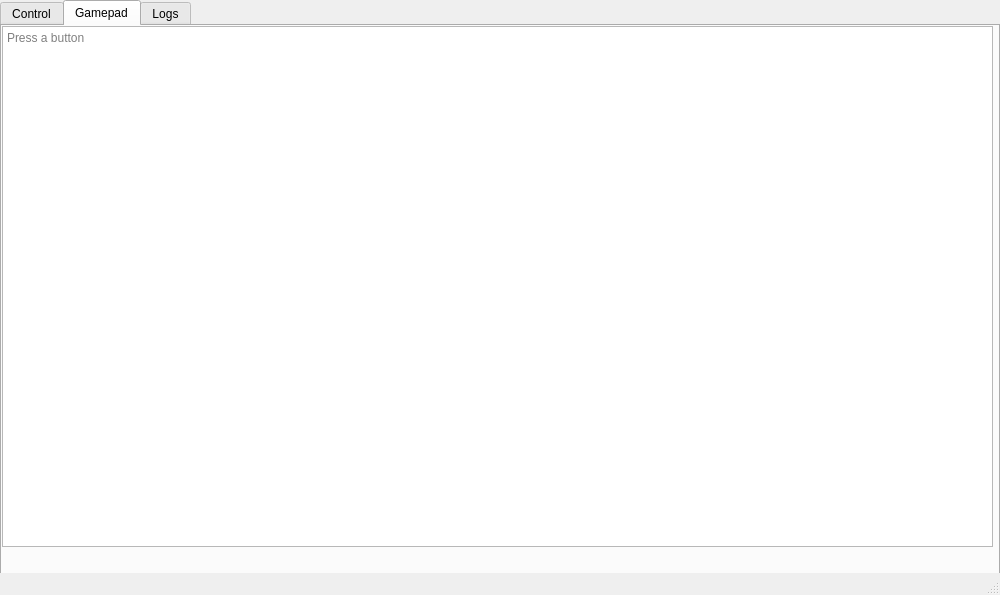
First picture: the form in src/MainWindow.ui, repository sq8vps/haller-control, before the edit.
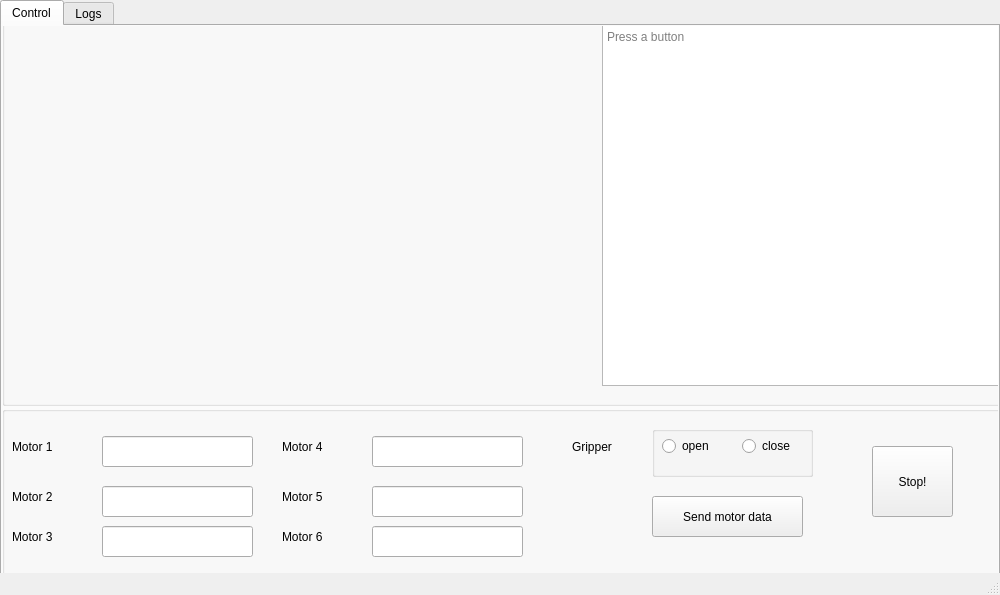
Second picture: the form after the edit. The open tabs and pages were chosen to show the change.

```diff
--- a/src/MainWindow.ui
+++ b/src/MainWindow.ui
@@ -64,6 +64,9 @@
        <property name="readOnly">
         <bool>true</bool>
        </property>
+       <property name="placeholderText">
+        <string>Press a button</string>
+       </property>
       </widget>
      </widget>
      <widget class="QGroupBox" name="groupBox_2">
@@ -311,27 +314,6 @@
       </widget>
      </widget>
     </widget>
-    <widget class="QWidget" name="gamePadTab">
-     <attribute name="title">
-      <string>Gamepad</string>
-     </attribute>
-     <widget class="QTextEdit" name="gamepadOutput">
-      <property name="geometry">
-       <rect>
-        <x>0</x>
-        <y>0</y>
-        <width>991</width>
-        <height>521</height>
-       </rect>
-      </property>
-      <property name="readOnly">
-       <bool>true</bool>
-      </property>
-      <property name="placeholderText">
-       <string>Press a button</string>
-      </property>
-     </widget>
-    </widget>
     <widget class="QWidget" name="logsTab">
      <attribute name="title">
       <string>Logs</string>
```
